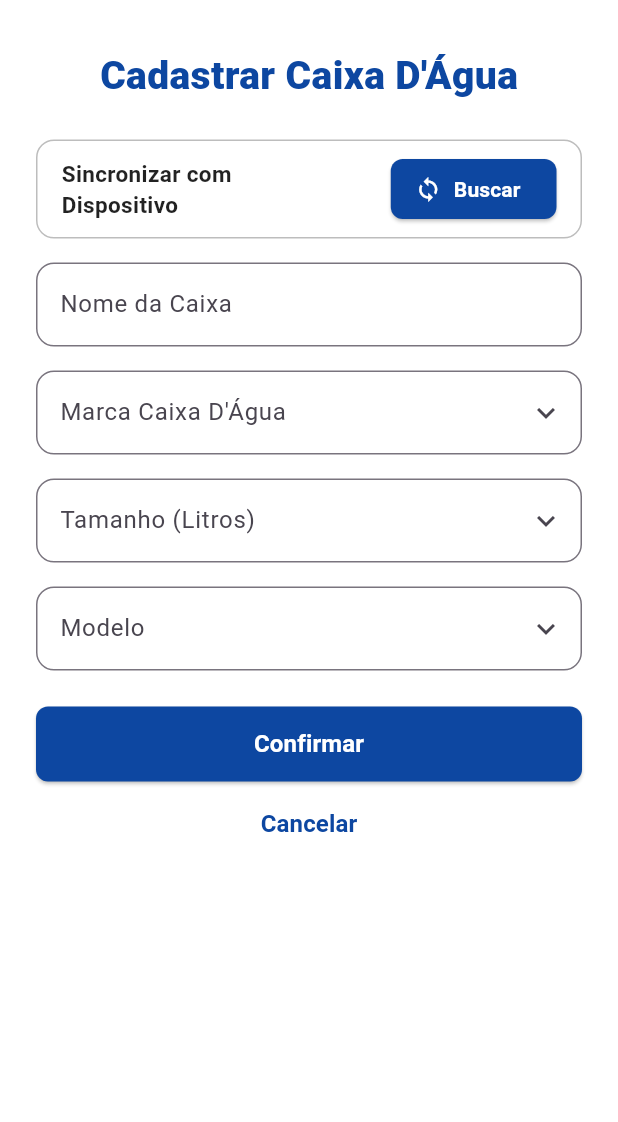
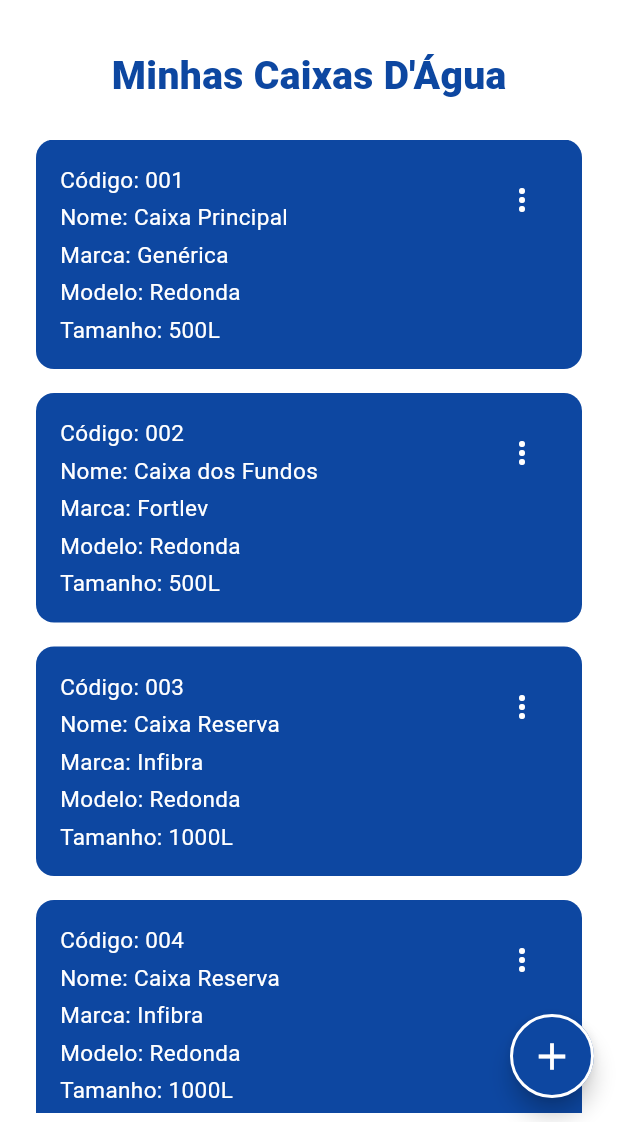
Before and after one commit to BispoCarlosDev/nivel_certo, a Flutter app: the screen it shows after launch, on a phone screen of 412 x 824 dp, the part 114-1236 px from its top. Run offline on Flutter 3.47's test engine with Material 3 defaults, Android fonts, the phone set to English and light mode, and no system bars.

Commit message:
Tela de Exibição de Caixas Dágua

```diff
--- a/lib/main.dart
+++ b/lib/main.dart
@@ -2,6 +2,7 @@ import 'package:flutter/material.dart';
 import 'package:nivel_certo/screens/tela_cadastrarcaixa.dart';
 import 'package:nivel_certo/screens/tela_cadastrarusuario.dart';
 import 'package:nivel_certo/screens/tela_login.dart';
+import 'package:nivel_certo/screens/tela_minhascaixas.dart';
 void main() {
   runApp(const MyApp());
 }
@@ -20,7 +21,7 @@ class MyApp extends StatelessWidget {
         useMaterial3: true,
       ),
       // Selecionand a tela de Login para iniciar o app
-      home: const CadastroCaixaScreen(),
+      home: const MinhasCaixasScreen(),
     );
   }
 }
--- /dev/null
+++ b/lib/screens/tela_minhascaixas.dart
@@ -0,0 +1,231 @@
+import 'package:flutter/material.dart';
+
+class MinhasCaixasScreen extends StatefulWidget {
+  const MinhasCaixasScreen({super.key});
+
+  @override
+  State<MinhasCaixasScreen> createState() => _MinhasCaixasScreenState();
+}
+
+class _MinhasCaixasScreenState extends State<MinhasCaixasScreen> {
+  // Variável para alternar entre o estado vazio (false) e com caixas cadastradas (true) para teste visual
+  bool _temCaixas = true;
+
+  // Exemplo de lista de dados para preencher os cards das caixas D'Água
+  final _caixas = [
+    {
+      'codigo': '001',
+      'nome': 'Caixa Principal',
+      'marca': 'Genérica',
+      'modelo': 'Redonda',
+      'tamanho': '500L',
+    },
+    {
+      'codigo': '002',
+      'nome': 'Caixa dos Fundos',
+      'marca': 'Fortlev',
+      'modelo': 'Redonda',
+      'tamanho': '500L',
+    },
+    {
+      'codigo': '003',
+      'nome': 'Caixa Reserva',
+      'marca': 'Infibra',
+      'modelo': 'Redonda',
+      'tamanho': '1000L',
+    },
+    {
+      'codigo': '004',
+      'nome': 'Caixa Reserva',
+      'marca': 'Infibra',
+      'modelo': 'Redonda',
+      'tamanho': '1000L',
+    },
+  ];
+
+  @override
+  Widget build(BuildContext context) {
+    return Scaffold(
+      backgroundColor: Colors.white,
+      body: SafeArea(
+        child: Padding(
+          padding: const EdgeInsets.symmetric(horizontal: 24.0, vertical: 6.0),
+          child: Column(
+            crossAxisAlignment: CrossAxisAlignment.center,
+            children: [
+              // Inserindo a Logo e o nome do App
+              Row(
+                mainAxisAlignment: MainAxisAlignment.start,
+                crossAxisAlignment: CrossAxisAlignment.center,
+                children: [
+                  Image.asset('assets/images/Logo_App_NC.png', height: 70),
+                  const SizedBox(width: 12),
+                  const Text(
+                    'Nível Certo',
+                    style: TextStyle(
+                      fontSize: 24,
+                      fontWeight: FontWeight.w900,
+                      color: Color(0xFF0D47A1),
+                    ),
+                  ),
+                ],
+              ),
+              const SizedBox(height: 32),
+
+              // Título da Tela Minhas Caixas D'Água
+              const Text(
+                'Minhas Caixas D\'Água',
+                style: TextStyle(
+                  fontSize: 26,
+                  fontWeight: FontWeight.w900,
+                  color: Color(0xFF0D47A1),
+                ),
+              ),
+              const SizedBox(height: 24),
+
+              // Seleção de Opções Com Caixas ou sem Caixas
+              Expanded(
+                child: _temCaixas
+                    ? _construirListaCaixas()
+                    : _construirEstadoVazio(),
+              ),
+            ],
+          ),
+        ),
+      ),
+      // Botão Flutuante de Adicionar Caixa no canto inferior direito
+      floatingActionButton: FloatingActionButton(
+        backgroundColor: const Color(0xFF0D47A1),
+        shape: const CircleBorder(
+          side: BorderSide(
+            color: Colors.white,
+            width: 2,
+          ),
+        ),
+        onPressed: () {
+          // Ação para navegar até a tela de Cadastro de Caixa (CadastroCaixaScreen)
+        },
+        child: const Icon(Icons.add, color: Colors.white, size: 30),
+      ),
+    );
+  }
+
+  // Widget para o estado quando NÃO HÁ caixas cadastradas
+  Widget _construirEstadoVazio() {
+    return Center(
+      child: Padding(
+        padding: const EdgeInsets.only(
+          top: 20.0,
+        ),
+        child: Column(
+          mainAxisAlignment:
+              MainAxisAlignment.start,
+          children: [
+            const SizedBox(height: 20),
+            Image.asset(
+              'assets/images/caixa.png',
+              height: 220,
+            ),
+            const SizedBox(height: 16),
+            const Text(
+              'Não há Caixas D\'Água Cadastradas.',
+              style: TextStyle(
+                fontSize: 22,
+                fontWeight: FontWeight.w600,
+                color: Colors.black54,
+              ),
+              textAlign: TextAlign.center,
+            ),
+          ],
+        ),
+      ),
+    );
+  }
+
+  // Widget para o estado com caixas cadastradas em formato de Cards
+  Widget _construirListaCaixas() {
+    return ListView.builder(
+      itemCount: _caixas.length,
+      itemBuilder: (context, index) {
+        final caixa = _caixas[index];
+        return Container(
+          margin: const EdgeInsets.only(bottom: 16),
+          decoration: BoxDecoration(
+            color: const Color(0xFF0D47A1),
+            borderRadius: BorderRadius.circular(12),
+          ),
+          child: Material(
+            color: Colors.transparent,
+            child: InkWell(
+              borderRadius: BorderRadius.circular(12),
+              onTap: () {
+                // Ação ao clicar no card da caixa (ex: abrir a tela de nível da água)
+                print('Clicou na caixa: ${caixa['nome']}');
+              },
+              child: Padding(
+                padding: const EdgeInsets.all(16),
+                child: Row(
+                  crossAxisAlignment: CrossAxisAlignment.start,
+                  children: [
+                    Expanded(
+                      child: Column(
+                        crossAxisAlignment: CrossAxisAlignment.start,
+                        children: [
+                          Text(
+                            'Código: ${caixa['codigo']}',
+                            style: const TextStyle(
+                              color: Colors.white,
+                              fontSize: 15,
+                            ),
+                          ),
+                          const SizedBox(height: 4),
+                          Text(
+                            'Nome: ${caixa['nome']}',
+                            style: const TextStyle(
+                              color: Colors.white,
+                              fontSize: 15,
+                            ),
+                          ),
+                          const SizedBox(height: 4),
+                          Text(
+                            'Marca: ${caixa['marca']}',
+                            style: const TextStyle(
+                              color: Colors.white,
+                              fontSize: 15,
+                            ),
+                          ),
+                          const SizedBox(height: 4),
+                          Text(
+                            'Modelo: ${caixa['modelo']}',
+                            style: const TextStyle(
+                              color: Colors.white,
+                              fontSize: 15,
+                            ),
+                          ),
+                          const SizedBox(height: 4),
+                          Text(
+                            'Tamanho: ${caixa['tamanho']}',
+                            style: const TextStyle(
+                              color: Colors.white,
+                              fontSize: 15,
+                            ),
+                          ),
+                        ],
+                      ),
+                    ),
+                    IconButton(
+                      icon: const Icon(Icons.more_vert, color: Colors.white),
+                      onPressed: () {
+                        // Ação ao clicar nos três pontos
+                      },
+                    ),
+                  ],
+                ),
+              ),
+            ),
+          ),
+        );
+      },
+    );
+  }
+}
```
Also changed, not shown: assets/images/caixa.png (added).
